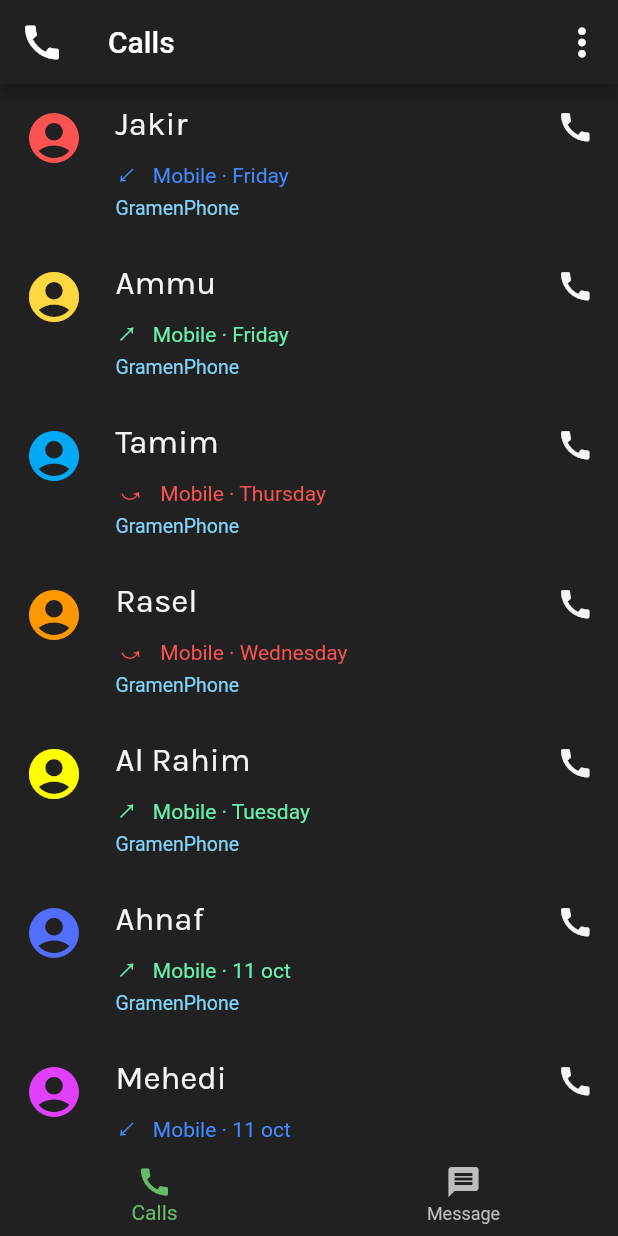
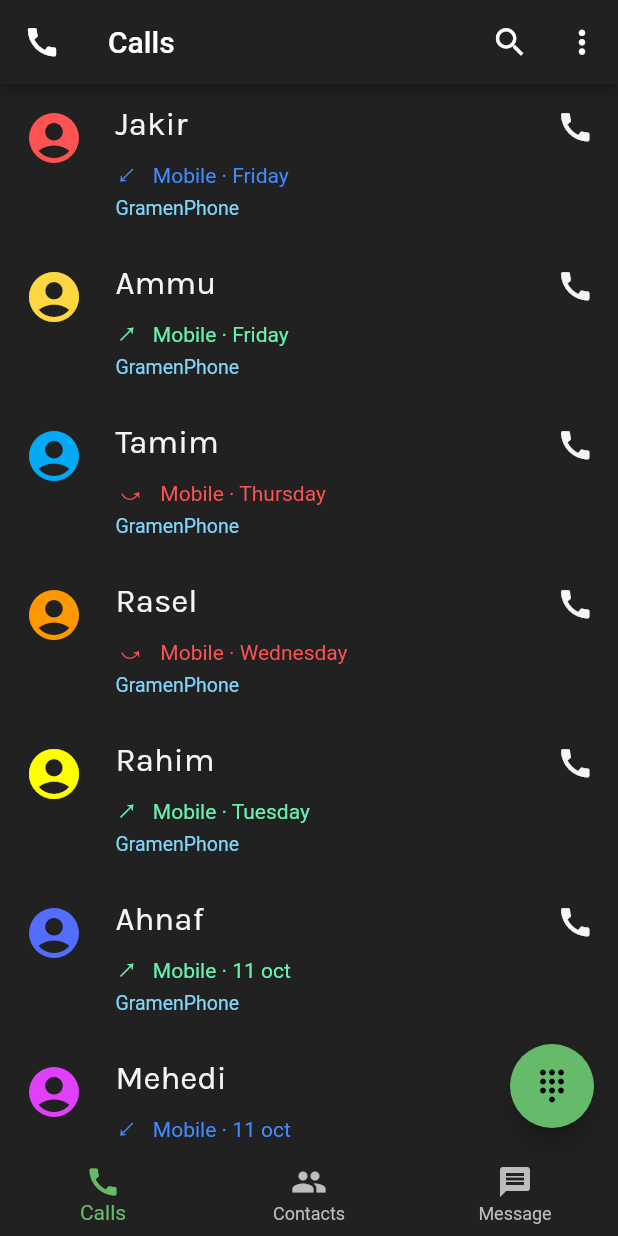
Before and after one commit to Ahnaf16/Calling_app, a Flutter app: the screen it shows after launch, on a phone screen of 412 x 824 dp. Run offline on Flutter 3.47's test engine with Material 2 defaults, Android fonts, the phone set to English and light mode, and no system bars; our stand-ins replace google_fonts.

Commit message:
added contacts

```diff
--- a/caller/lib/callpage.dart
+++ b/caller/lib/callpage.dart
@@ -15,17 +15,25 @@ class Caller extends StatelessWidget {
           backgroundColor: Colors.grey[900],
           leading: const Icon(
             Icons.call,
-            size: 30,
+            size: 25,
           ),
           actions: [
             IconButton(
               icon: Icon(
+                Icons.search,
+                color: Colors.white,
+                size: 25,
+              ),
+              onPressed: () {},
+            ),
+            IconButton(
+              icon: Icon(
                 Icons.more_vert_rounded,
                 color: Colors.white,
-                size: 30,
+                size: 25,
               ),
               onPressed: () {},
-            )
+            ),
           ],
         ),
         body: ListView(
@@ -129,7 +137,7 @@ var names = [
   'Ahnaf',
   'Jakir',
   'Mehedi',
-  'Al Rahim',
+  'Rahim',
   'Zaynab',
   'Rasel',
   'Amir',
--- /dev/null
+++ b/caller/lib/contacts.dart
@@ -0,0 +1,129 @@
+// ignore_for_file: prefer_const_constructors
+
+import 'package:flutter/material.dart';
+import "dart:math";
+
+class Contactlist extends StatelessWidget {
+  final _random = Random();
+
+  @override
+  Widget build(BuildContext context) {
+    return Scaffold(
+      backgroundColor: Colors.grey[900],
+      appBar: AppBar(
+        title: Text('Contacts'),
+        backgroundColor: Colors.grey[900],
+        leading: const Icon(
+          Icons.people,
+          size: 25,
+        ),
+        actions: [
+          IconButton(
+            icon: Icon(
+              Icons.search,
+              color: Colors.white,
+              size: 25,
+            ),
+            onPressed: () {},
+          ),
+          IconButton(
+            icon: Icon(
+              Icons.more_vert_rounded,
+              color: Colors.white,
+              size: 25,
+            ),
+            onPressed: () {},
+          ),
+        ],
+      ),
+      body: Column(
+        children: [
+          OutlinedButton.icon(
+            style: OutlinedButton.styleFrom(
+                primary: Colors.green[400],
+                shape: RoundedRectangleBorder(
+                    borderRadius: BorderRadiusDirectional.circular(20),
+                    side: BorderSide(width: 1, color: Colors.green))),
+            onPressed: () {},
+            icon: Icon(
+              Icons.person_add,
+              size: 30,
+            ),
+            label: Text(
+              'Add new contact',
+              style: TextStyle(fontSize: 20),
+            ),
+          ),
+          Expanded(
+            child: ListView.builder(
+              itemCount: names.length,
+              itemBuilder: (BuildContext context, int index) {
+                return Row(
+                  children: [
+                    Expanded(
+                      child: Padding(
+                        padding: const EdgeInsets.only(left: 50),
+                        child: ListTile(
+                          onTap: () {},
+                          leading: Icon(
+                            Icons.account_circle,
+                            color: Colors.primaries[
+                                    _random.nextInt(Colors.primaries.length)]
+                                [_random.nextInt(9) * 100],
+                            size: 40,
+                          ),
+                          title: Text(
+                            (names[index]),
+                            style: TextStyle(
+                                color: Colors.grey[100], fontSize: 22),
+                          ),
+                        ),
+                      ),
+                    ),
+                    Padding(
+                      padding: const EdgeInsets.all(10),
+                      child: Text(
+                        names[index].substring(0, 1),
+                        style: TextStyle(color: Colors.grey, fontSize: 18),
+                      ),
+                    ),
+                  ],
+                );
+              },
+            ),
+          ),
+        ],
+      ),
+    );
+  }
+}
+
+var names = [
+  'Ahnaf',
+  'Abbu',
+  'Ammu',
+  'Amir',
+  'Amit',
+  'Animesh',
+  'Amir',
+  'Fahim',
+  'Faysal',
+  'Habib vaia',
+  'Himu vaia',
+  'Imran',
+  'Mehedi',
+  'Masud',
+  'Parves',
+  'Pavel vai',
+  'Qrio',
+  'Rahim',
+  'Raju',
+  'Rasel',
+  'Rifat',
+  'Sajedur',
+  'Saon Vaia',
+  'Sowad',
+  'Tamim',
+  'Waresul sar',
+  'Zaynab',
+];
--- a/caller/lib/navbar.dart
+++ b/caller/lib/navbar.dart
@@ -3,6 +3,7 @@
 import 'package:flutter/material.dart';
 
 import 'callpage.dart';
+import 'contacts.dart';
 import 'message.dart';
 
 class Navbars extends StatefulWidget {
@@ -17,12 +18,19 @@ class _NavbarsState extends State<Navbars> {
 
   final page = [
     Caller(),
+    Contactlist(),
     Message(),
   ];
 
   @override
   Widget build(BuildContext context) {
     return Scaffold(
+      floatingActionButton: FloatingActionButton(
+        onPressed: () {},
+        backgroundColor: Colors.green[400],
+        foregroundColor: Colors.black,
+        child: Icon(Icons.dialpad),
+      ),
       body: page[_currentindex],
       bottomNavigationBar: BottomNavigationBar(
         backgroundColor: Colors.grey[900],
@@ -34,7 +42,8 @@ class _NavbarsState extends State<Navbars> {
             icon: Icon(Icons.call),
             label: 'Calls',
           ),
-          BottomNavigationBarItem(icon: Icon(Icons.message), label: 'Message')
+          BottomNavigationBarItem(icon: Icon(Icons.people), label: 'Contacts'),
+          BottomNavigationBarItem(icon: Icon(Icons.message), label: 'Message'),
         ],
         currentIndex: _currentindex,
         onTap: (index) {
```
